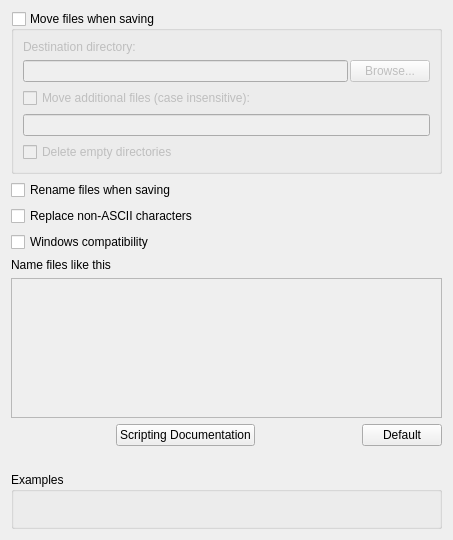
The window that ui/options_renaming.ui (metabrainz/picard) describes before a commit, drawn with Qt 5.
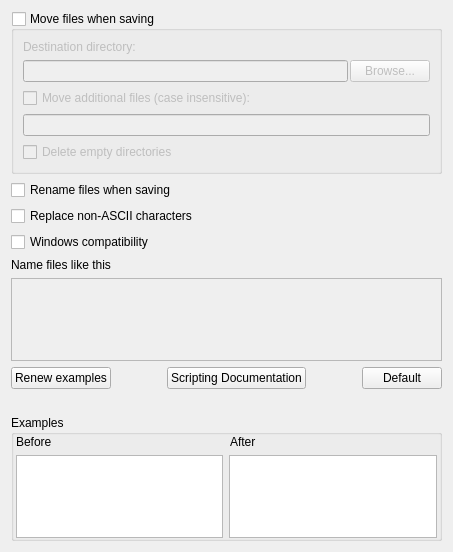
The same window after the commit. Custom widgets are drawn as their Qt base class.

Commit message: PICARD-2178: Select random sample of loaded files to use as renaming examples

The edit to the form file:
```diff
--- a/ui/options_renaming.ui
+++ b/ui/options_renaming.ui
@@ -10,7 +10,7 @@
     <x>0</x>
     <y>0</y>
     <width>453</width>
-    <height>540</height>
+    <height>552</height>
    </rect>
   </property>
   <property name="sizePolicy">
@@ -166,6 +166,13 @@
      <property name="spacing">
       <number>2</number>
      </property>
+     <item>
+      <widget class="QPushButton" name="example_filename_sample_files_button">
+       <property name="text">
+        <string>Renew examples</string>
+       </property>
+      </widget>
+     </item>
      <item>
       <spacer name="horizontalSpacer">
        <property name="orientation">
@@ -249,33 +256,32 @@
        <number>0</number>
       </property>
       <item>
-       <widget class="QLabel" name="example_filename">
+       <layout class="QHBoxLayout" name="horizontalLayout_3">
+        <item>
+         <widget class="QLabel" name="example_filename_before_label">
         <property name="text">
-         <string/>
-        </property>
-        <property name="textFormat">
-         <enum>Qt::RichText</enum>
-        </property>
-        <property name="wordWrap">
-         <bool>true</bool>
-        </property>
+           <string>Before</string>
+          </property>
        </widget>
       </item>
       <item>
-       <widget class="QLabel" name="example_filename_va">
-        <property name="sizePolicy">
-         <sizepolicy hsizetype="Preferred" vsizetype="Preferred">
-          <horstretch>0</horstretch>
-          <verstretch>0</verstretch>
-         </sizepolicy>
-        </property>
+         <widget class="QLabel" name="example_filename_after_label">
         <property name="text">
-         <string/>
-        </property>
-        <property name="wordWrap">
-         <bool>true</bool>
-        </property>
-       </widget>
+           <string>After</string>
+          </property>
+         </widget>
+        </item>
+       </layout>
+      </item>
+      <item>
+       <layout class="QHBoxLayout" name="horizontalLayout_2">
+        <item>
+         <widget class="QListWidget" name="example_filename_before"/>
+        </item>
+        <item>
+         <widget class="QListWidget" name="example_filename_after"/>
+        </item>
+       </layout>
       </item>
      </layout>
     </widget>
```
Lines whose indentation alone changed are shown as unchanged. The commit also changes 2 other files.
